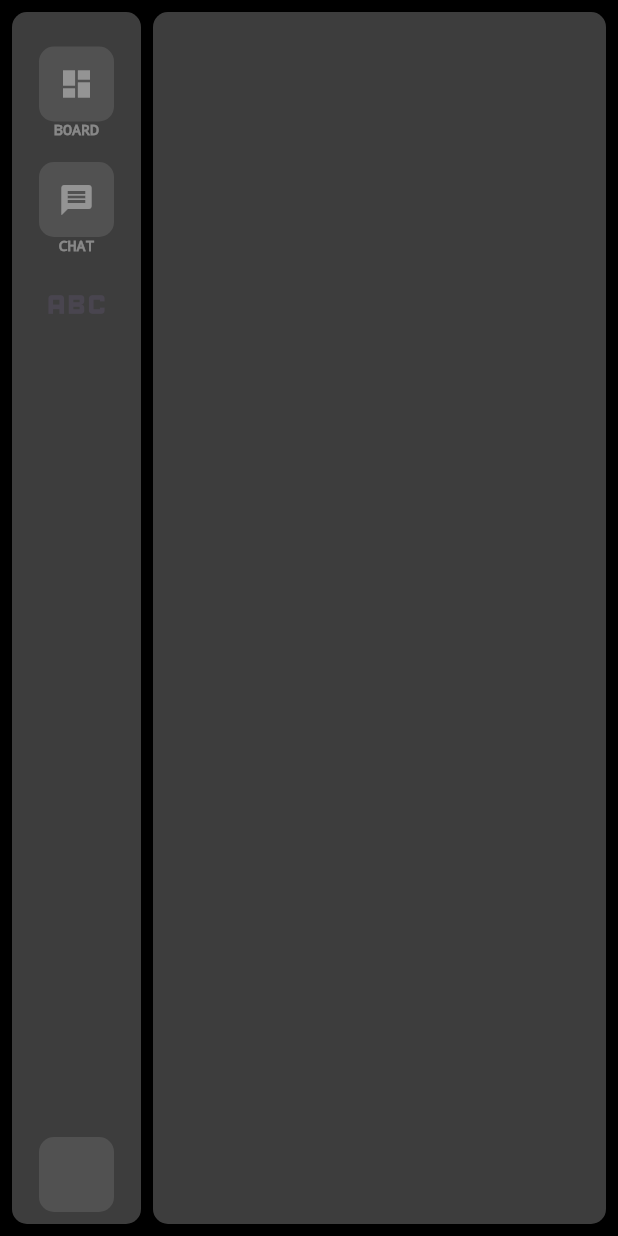
After one commit to taenyeon/chat_app, a Flutter app: the MainTestPage screen opened by its route, on a phone screen of 412 x 824 dp. The commit adds this screen. Run offline on Flutter 3.47's test engine with Material 3 defaults, Android fonts, the phone set to English and light mode, and no system bars; our stand-ins replace dio, dropdown_button2, flutter_secure_storage, get, google_fonts; missing offline and left inert: stomp_dart_client; accounts and stored records are empty; network calls fail.

Commit message:
chat_app init

```diff
--- a/lib/app/route/route.dart
+++ b/lib/app/route/route.dart
@@ -1,5 +1,6 @@
 import 'package:chat_app/app/ui/Login/login_page.dart';
 import 'package:chat_app/app/ui/main/main_page.dart';
+import 'package:chat_app/app/ui/main/main_test_page.dart';
 import 'package:get/get.dart';
 
 abstract class Route {
@@ -16,6 +17,10 @@ class AppPages {
     GetPage(
       name: "/login",
       page: () => const LoginPage(),
-    )
+    ),
+    GetPage(
+      name: "/mainTest",
+      page: () => const MainTestPage(),
+    ),
   ];
 }
--- a/lib/app/ui/main/main_page.dart
+++ b/lib/app/ui/main/main_page.dart
@@ -41,6 +41,20 @@ class MainPage extends StatelessWidget {
                   ),
                   Center(
                     child: ElevatedButton(
+                      style: ElevatedButton.styleFrom(
+                        backgroundColor: Colors.limeAccent,
+                      ),
+                      onPressed: () => Get.toNamed("/mainTest"),
+                      child: const Text(
+                        "MAIN TEST",
+                        style: TextStyle(
+                          color: Colors.black,
+                        ),
+                      ),
+                    ),
+                  ),
+                  Center(
+                    child: ElevatedButton(
                       onPressed: () => mainController.logout(),
                       child: const Text(
                         "LOGOUT",
--- /dev/null
+++ b/lib/app/ui/main/main_test_page.dart
@@ -0,0 +1,106 @@
+import 'package:flutter/cupertino.dart';
+import 'package:flutter/material.dart';
+
+class MainTestPage extends StatelessWidget {
+  const MainTestPage({super.key});
+
+  @override
+  Widget build(BuildContext context) {
+    return Container(
+      color: Colors.black,
+      child: Row(
+        children: [
+          menuBar(),
+          body(),
+        ],
+      ),
+    );
+  }
+
+  Expanded body() {
+    return Expanded(
+      flex: 25,
+      child: Padding(
+        padding: const EdgeInsets.all(8.0),
+        child: Container(
+          decoration: BoxDecoration(
+            borderRadius: BorderRadius.circular(10),
+            color: Colors.white24,
+          ),
+        ),
+      ),
+    );
+  }
+
+  Padding menuBar() {
+    return Padding(
+      padding: const EdgeInsets.fromLTRB(8, 8, 0, 8),
+      child: Container(
+        decoration: BoxDecoration(
+          borderRadius: BorderRadius.circular(10),
+          color: Colors.white24,
+        ),
+        child: Padding(
+          padding: const EdgeInsets.all(8.0),
+          child: Column(
+            children: [
+              menu(Icons.dashboard, "BOARD"),
+              menu(Icons.message, "CHAT"),
+              IconButton(
+                onPressed: () {},
+                icon: const Icon(Icons.abc),
+                iconSize: 50,
+              ),
+              Expanded(
+                child: Container(),
+              ),
+              Padding(
+                padding: const EdgeInsets.fromLTRB(10, 15, 10, 0),
+                child: Container(
+                  decoration: BoxDecoration(
+                    borderRadius: BorderRadius.circular(10),
+                    color: Colors.white10,
+                  ),
+                  width: 50,
+                  height: 50,
+                ),
+              ),
+            ],
+          ),
+        ),
+      ),
+    );
+  }
+
+  Column menu(IconData icon, String name) {
+    return Column(
+      children: [
+        Padding(
+          padding: const EdgeInsets.fromLTRB(10, 15, 10, 0),
+          child: Container(
+            decoration: BoxDecoration(
+              borderRadius: BorderRadius.circular(10),
+              color: Colors.white10,
+            ),
+            width: 50,
+            height: 50,
+            child: Center(
+              child: Icon(
+                icon,
+                color: Colors.white38,
+              ),
+            ),
+          ),
+        ),
+        Text(
+          name,
+          style: const TextStyle(
+            fontSize: 10,
+            color: Colors.white38,
+            decoration: TextDecoration.none,
+          ),
+        ),
+      ],
+    );
+  }
+}
--- a/lib/app/util/api/base_api.dart
+++ b/lib/app/util/api/base_api.dart
@@ -2,6 +2,7 @@ import 'package:chat_app/app/data/token/repository/token_repository.dart';
 import 'package:chat_app/app/data/user/repository/user_repository.dart';
 import 'package:chat_app/app/util/log/logging_util.dart';
 import 'package:dio/dio.dart';
+import 'package:get/get.dart';
 import 'package:logging/logging.dart';
 
 Future<Dio> baseApi() async {
@@ -11,33 +12,50 @@ Future<Dio> baseApi() async {
   Logger log = LoggingUtil.logger("🚀API");
 
   // options
-  api.options.baseUrl = 'http://localhost:8080/api';
+  api.options.baseUrl = 'http://127.0.0.1:8001/api';
   // interceptors
   api.interceptors.clear();
-  api.interceptors.add(InterceptorsWrapper(onRequest: (option, handler) async {
+  api.interceptors.add(
+    InterceptorsWrapper(
+      onRequest: (option, handler) async {
+        // ACCESS_TOKEN SETTING
         var accessToken = await tokenRepository.getAccessToken();
+        if (accessToken != null) {
           option.headers['access_token'] = accessToken;
+        }
+        // REQUEST LOG
         log.info("\n[\x1B[34mREQUEST\x1B[0m]\n\n"
             "method : ${option.method}\n"
             "url : ${option.uri}\n\n"
             "headers : \n${LoggingUtil.getPrettyString(option.headers)}\n"
             "queryParams : ${option.queryParameters}\n\n"
             "extra : ${option.extra}\n\n");
+        // RETURN
         return handler.next(option);
-  }, onError: (error, handler) async {
+      },
+      onError: (error, handler) async {
         var statusCode = error.response?.statusCode;
+        log.info(
+            "[DIO ERROR] - statusCode : $statusCode, message : ${error.message}");
         if (statusCode == 401 || statusCode == 403) {
-      return await retry(tokenRepository, userRepository, error, api, handler);
+          return await retry(
+              tokenRepository, userRepository, error, api, handler);
         } else {
           return handler.next(error);
         }
-  }, onResponse: (response, handler) {
+      },
+      // RESPONSE
+      onResponse: (response, handler) {
+        // RESPONSE LOG
         log.info("\n[\x1B[31mRESPONSE\x1B[0m]\n\n"
             "url : ${response.realUri}\n\n"
             "headers :\n${response.headers}\n"
             "body : ${LoggingUtil.getPrettyJson(response.data)}\n\n");
+        // RETURN
         return handler.resolve(response);
-  }));
+      },
+    ),
+  );
   return api;
 }
 
@@ -56,6 +74,7 @@ retry(TokenRepository tokenRepository, UserRepository userRepository,
     if (statusCode == 401 || statusCode == 403) {
       await tokenRepository.dropTokens();
       // 로그인으로 이동
+      Get.offAllNamed("/login");
       return handler.next(error);
     }
   }));
```
Also changed, not shown: 5 other files. Lines whose indentation alone changed are shown as unchanged.
